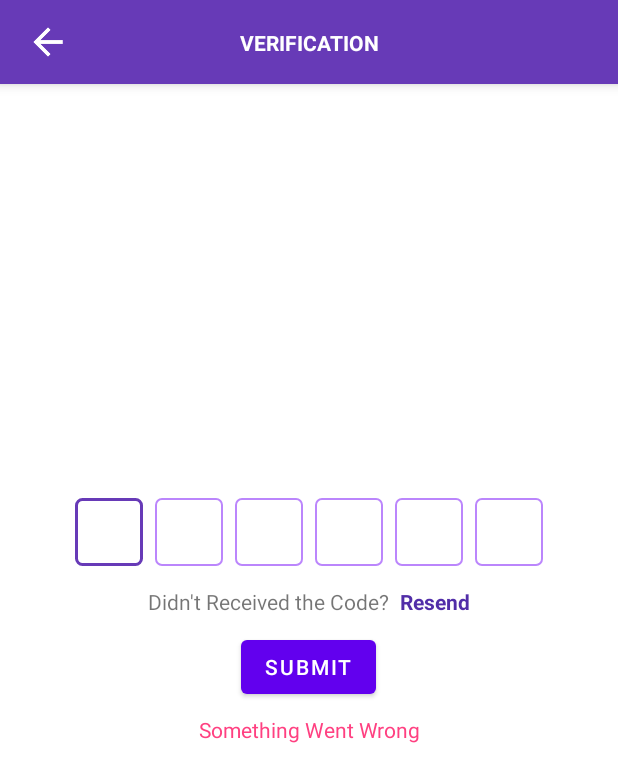
After one commit to Accomple/AndroidApp, an Android app: the VerificationActivity screen opened directly, with no data from a screen before it, on a phone screen of 412 x 824 dp. The commit adds this screen. Shown: the top 782 px of the screen. Run offline under Robolectric (Android 15) with nearby library versions, the phone set to English and light mode, and no system bars; network calls fail.

Commit message:
working on verification page

```diff
--- a/app/src/main/AndroidManifest.xml
+++ b/app/src/main/AndroidManifest.xml
@@ -14,7 +14,8 @@
         android:supportsRtl="true"
         android:theme="@style/Theme.Accomple"
         android:usesCleartextTraffic="true">
-        <activity android:name=".UpdatePasswordActivity"></activity>
+        <activity android:name=".VerificationActivity"></activity>
+        <activity android:name=".UpdatePasswordActivity" />
         <activity android:name=".BookingActivity" />
         <activity android:name=".BookmarkActivity" />
         <activity android:name=".ProfileActivity" />
--- a/app/src/main/java/live/sockets/accomple/MainActivity.java
+++ b/app/src/main/java/live/sockets/accomple/MainActivity.java
@@ -43,6 +43,8 @@ public class MainActivity extends AppCompatActivity {
     private Button filterButton;
 
     private boolean exitOnBack = false;
+    private String name = "Login";
+    private boolean is_verified = false;
     private String urlExtension = null;
     private String token = "EMPTY";
     private final String TAG = "Debug";
@@ -62,17 +64,19 @@ public class MainActivity extends AppCompatActivity {
         navigationView = findViewById(R.id.sideNav);
         navigationHeader = navigationView.getHeaderView(0);
         nameTextView = navigationHeader.findViewById(R.id.nameTextView);
+
         verificationStatusTextView = navigationHeader.findViewById(R.id.verificationStatusTextView);
         profilePicImageView  = navigationHeader.findViewById(R.id.profilePicImageView);
         token = Shared.storage.getString("token","EMPTY");
 
         notFoundTextView.animate().translationYBy(-10000).setDuration(0);
-        setupNavigationDrawer();
 
         recyclerView.setLayoutManager(new LinearLayoutManager(this));
 
         if(!token.equalsIgnoreCase("EMPTY"))
-            loadProfilePic();
+            loadProfile();
+
+        setupNavigationDrawer();
 
         Intent intent = getIntent();
         urlExtension = intent.getStringExtra("urlExtension");
@@ -149,10 +153,11 @@ public class MainActivity extends AppCompatActivity {
         NavDrawer.setParent(this);
         navigationView.setNavigationItemSelectedListener(NavDrawer.onNavigationItemSelectedListener());
         navigationHeader.setOnClickListener(NavDrawer.onHeaderSelected());
+        verificationStatusTextView.setOnClickListener(NavDrawer.onVerificationStatusClicked());
         navigationView.getMenu().getItem(0).setChecked(true);
 
-        String name = Shared.storage.getString("name","EMPTY");
-        boolean is_verified = Shared.storage.getBoolean("is_verified",false);
+        name = Shared.storage.getString("name","EMPTY");
+        is_verified = Shared.storage.getBoolean("is_verified",false);
         if(is_verified){
             verificationStatusTextView.setTextColor(Color.parseColor("#4CAF50"));
             verificationStatusTextView.setText("Verified");
@@ -162,7 +167,7 @@ public class MainActivity extends AppCompatActivity {
         }
     }
 
-    private void loadProfilePic(){
+    private void loadProfile(){
         StringRequest profileRequest = new StringRequest(
                 Request.Method.GET,
                 Shared.ROOT_URL+"/accounts/get_profile/",
@@ -171,8 +176,18 @@ public class MainActivity extends AppCompatActivity {
                     JsonObject jsonObject = new Gson().fromJson(response,JsonObject.class);
                     try {
                         String profile_pic = jsonObject.get("profile_pic").getAsString();
+                        name = jsonObject.get("first_name").getAsString()+" "+jsonObject.get("last_name").getAsString();
+                        is_verified = jsonObject.get("is_verified").getAsBoolean();
+                        Shared.storage.edit().putString("name",name).apply();
+                        Shared.storage.edit().putBoolean("is_verified",is_verified).apply();
                         Glide.with(this).load(Shared.ROOT_URL+profile_pic).into(profilePicImageView);
-
+                        if(is_verified){
+                            verificationStatusTextView.setTextColor(Color.parseColor("#4CAF50"));
+                            verificationStatusTextView.setText("Verified");
+                        }
+                        if(!name.equalsIgnoreCase("EMPTY")){
+                            nameTextView.setText(name);
+                        }
                     } catch (UnsupportedOperationException e){
                         Log.d(TAG, "No Profile Pic");
                     }
--- a/app/src/main/java/live/sockets/accomple/NavDrawer.java
+++ b/app/src/main/java/live/sockets/accomple/NavDrawer.java
@@ -77,4 +77,24 @@ public abstract class NavDrawer {
             parent.startActivity(intent);
         };
     }
+
+    protected static View.OnClickListener onVerificationStatusClicked(){
+        return v -> {
+            clearSelection(navigationView.getMenu());
+            String token = Shared.storage.getString("token","EMPTY");
+            boolean is_verified = Shared.storage.getBoolean("is_verified",false);
+            if (token.equalsIgnoreCase("EMPTY")){
+                Intent intent = new Intent(parent, LoginActivity.class);
+                parent.startActivity(intent);
+            } else {
+                if(is_verified){
+                    Toast.makeText(parent,"Verified",Toast.LENGTH_LONG).show();
+                } else {
+                    Intent intent = new Intent(parent, VerificationActivity.class);
+                    parent.startActivity(intent);
+                }
+            }
+
+        };
+    }
 }
--- /dev/null
+++ b/app/src/main/java/live/sockets/accomple/VerificationActivity.java
@@ -0,0 +1,90 @@
+package live.sockets.accomple;
+
+import androidx.appcompat.app.AppCompatActivity;
+
+import android.content.Context;
+import android.os.Bundle;
+import android.text.Editable;
+import android.text.TextWatcher;
+import android.util.Log;
+import android.view.KeyEvent;
+import android.view.View;
+import android.widget.Button;
+import android.widget.EditText;
+import android.widget.LinearLayout;
+
+public class VerificationActivity extends AppCompatActivity {
+
+    private EditText[] digits;
+    private Button submitButton;
+
+    private final String TAG = "Debug";
+    private int currentDigit;
+    private final int MAX_DIGITS = 6;
+    private int current;
+
+    @Override
+    protected void onCreate(Bundle savedInstanceState) {
+        super.onCreate(savedInstanceState);
+        setContentView(R.layout.activity_verification);
+
+        digits = new EditText[MAX_DIGITS];
+        digits[0] = findViewById(R.id.digitOne);
+        digits[1] = findViewById(R.id.digitTwo);
+        digits[2] = findViewById(R.id.digitThree);
+        digits[3] = findViewById(R.id.digitFour);
+        digits[4] = findViewById(R.id.digitFive);
+        digits[5] = findViewById(R.id.digitSix);
+        submitButton = findViewById(R.id.submitButton);
+
+        addEventListeners();
+    }
+
+    private void addEventListeners(){
+
+        for(EditText digit : digits) {
+
+            digit.addTextChangedListener(new TextWatcher() {
+                EditText editText;
+
+                @Override
+                public void beforeTextChanged(CharSequence s, int start, int count, int after) {
+
+                }
+
+                @Override
+                public void onTextChanged(CharSequence s, int start, int before, int count) {
+                    int id = getCurrentFocus().getId();
+                    editText = findViewById(id);
+                    currentDigit = Integer.parseInt(editText.getTag().toString());
+                }
+
+                @Override
+                public void afterTextChanged(Editable s) {
+                    String string = editText.getText().toString();
+                    int n = string.length();
+                    switch (n) {
+                        case 0:
+                            return;
+
+                        case 1:
+                            if (currentDigit == MAX_DIGITS - 1)
+                                submitButton.requestFocus();
+                            else
+                                digits[currentDigit+1].requestFocus();
+                            break;
+
+                        default:
+                            String digit = String.valueOf(string.charAt(n - 1));
+                            editText.setText(digit);
+
+                    }
+                }
+            });
+
+            // move cursor to last position
+            digit.setOnFocusChangeListener((v, hasFocus) -> digit.setSelection(digit.getText().length()));
+        }
+
+    }
+}
--- /dev/null
+++ b/app/src/main/res/layout/activity_verification.xml
@@ -0,0 +1,182 @@
+<?xml version="1.0" encoding="utf-8"?>
+<androidx.constraintlayout.widget.ConstraintLayout xmlns:android="http://schemas.android.com/apk/res/android"
+    xmlns:app="http://schemas.android.com/apk/res-auto"
+    xmlns:tools="http://schemas.android.com/tools"
+    android:layout_width="match_parent"
+    android:layout_height="match_parent"
+    tools:context=".VerificationActivity">
+
+    <LinearLayout
+        android:id="@+id/layoutToolbar"
+        android:layout_width="0dp"
+        android:layout_height="?actionBarSize"
+        android:background="@color/primary"
+        android:elevation="5dp"
+        android:gravity="center_vertical"
+        android:orientation="horizontal"
+        app:layout_constraintEnd_toEndOf="parent"
+        app:layout_constraintStart_toStartOf="parent"
+        app:layout_constraintTop_toTopOf="parent">
+
+        <androidx.constraintlayout.widget.ConstraintLayout
+            android:layout_width="match_parent"
+            android:layout_height="match_parent">
+
+            <ImageView
+                android:id="@+id/backImageView"
+                android:layout_width="32dp"
+                android:layout_height="32dp"
+                android:layout_marginStart="16dp"
+                android:elevation="8dp"
+                app:layout_constraintBottom_toBottomOf="parent"
+                app:layout_constraintStart_toStartOf="parent"
+                app:layout_constraintTop_toTopOf="parent"
+                app:srcCompat="@drawable/arrow_back" />
+
+            <TextView
+                android:id="@+id/titleTextView"
+                android:layout_width="wrap_content"
+                android:layout_height="wrap_content"
+                android:text="VERIFICATION"
+                android:textColor="@color/icons"
+                android:textSize="14sp"
+                android:textStyle="bold"
+                app:layout_constraintBottom_toBottomOf="parent"
+                app:layout_constraintEnd_toEndOf="parent"
+                app:layout_constraintStart_toStartOf="parent"
+                app:layout_constraintTop_toTopOf="parent" />
+
+        </androidx.constraintlayout.widget.ConstraintLayout>
+    </LinearLayout>
+
+    <LinearLayout
+        android:layout_width="wrap_content"
+        android:layout_height="wrap_content"
+        android:gravity="center"
+        android:orientation="vertical"
+        app:layout_constraintBottom_toBottomOf="parent"
+        app:layout_constraintEnd_toEndOf="parent"
+        app:layout_constraintStart_toStartOf="parent"
+        app:layout_constraintTop_toTopOf="parent">
+
+        <LinearLayout
+            android:id="@+id/digitsLayout"
+            android:layout_width="wrap_content"
+            android:layout_height="wrap_content"
+            android:layout_margin="4dp"
+            android:orientation="horizontal">
+
+            <EditText
+                android:id="@+id/digitOne"
+                android:tag="0"
+                android:layout_width="45dp"
+                android:layout_height="45dp"
+                android:layout_margin="4dp"
+                android:background="@drawable/custom_input"
+                android:ems="10"
+                android:gravity="center"
+                android:inputType="number"
+                android:textStyle="bold" />
+
+            <EditText
+                android:id="@+id/digitTwo"
+                android:tag="1"
+                android:layout_width="45dp"
+                android:layout_height="45dp"
+                android:layout_margin="4dp"
+                android:background="@drawable/custom_input"
+                android:ems="10"
+                android:gravity="center"
+                android:inputType="number"
+                android:textStyle="bold" />
+
+            <EditText
+                android:id="@+id/digitThree"
+                android:tag="2"
+                android:layout_width="45dp"
+                android:layout_height="45dp"
+                android:layout_margin="4dp"
+                android:background="@drawable/custom_input"
+                android:ems="10"
+                android:gravity="center"
+                android:inputType="number"
+                android:textStyle="bold" />
+
+            <EditText
+                android:id="@+id/digitFour"
+                android:tag="3"
+                android:layout_width="45dp"
+                android:layout_height="45dp"
+                android:layout_margin="4dp"
+                android:background="@drawable/custom_input"
+                android:ems="10"
+                android:gravity="center"
+                android:inputType="number"
+                android:textStyle="bold" />
+
+            <EditText
+                android:id="@+id/digitFive"
+                android:layout_width="45dp"
+                android:tag="4"
+                android:layout_height="45dp"
+                android:layout_margin="4dp"
+                android:background="@drawable/custom_input"
+                android:ems="10"
+                android:gravity="center"
+                android:inputType="number"
+                android:textStyle="bold" />
+
+            <EditText
+                android:id="@+id/digitSix"
+                android:tag="5"
+                android:layout_width="45dp"
+                android:layout_height="45dp"
+                android:layout_margin="4dp"
+                android:background="@drawable/custom_input"
+                android:ems="10"
+                android:gravity="center"
+                android:inputType="number"
+                android:textStyle="bold" />
+        </LinearLayout>
+
+        <LinearLayout
+            android:layout_width="wrap_content"
+            android:layout_height="wrap_content"
+            android:layout_margin="4dp"
+            android:orientation="horizontal">
+
+            <TextView
+                android:id="@+id/textView5"
+                android:layout_width="wrap_content"
+                android:layout_height="wrap_content"
+                android:layout_margin="2dp"
+                android:text="Didn't Received the Code? " />
+
+            <TextView
+                android:id="@+id/resendTextView"
+                android:layout_width="wrap_content"
+                android:layout_height="wrap_content"
+                android:layout_margin="2dp"
+                android:text="Resend"
+                android:textColor="@color/primary_dark"
+                android:textStyle="bold" />
+        </LinearLayout>
+
+        <Button
+            android:id="@+id/submitButton"
+            android:layout_width="wrap_content"
+            android:layout_height="wrap_content"
+            android:layout_margin="4dp"
+            android:text="Submit" />
+
+        <TextView
+            android:id="@+id/messageTextView"
+            android:layout_width="match_parent"
+            android:layout_height="wrap_content"
+            android:layout_margin="4dp"
+            android:gravity="center"
+            android:text="Something Went Wrong"
+            android:textColor="@color/accent" />
+    </LinearLayout>
+
+</androidx.constraintlayout.widget.ConstraintLayout>
```
